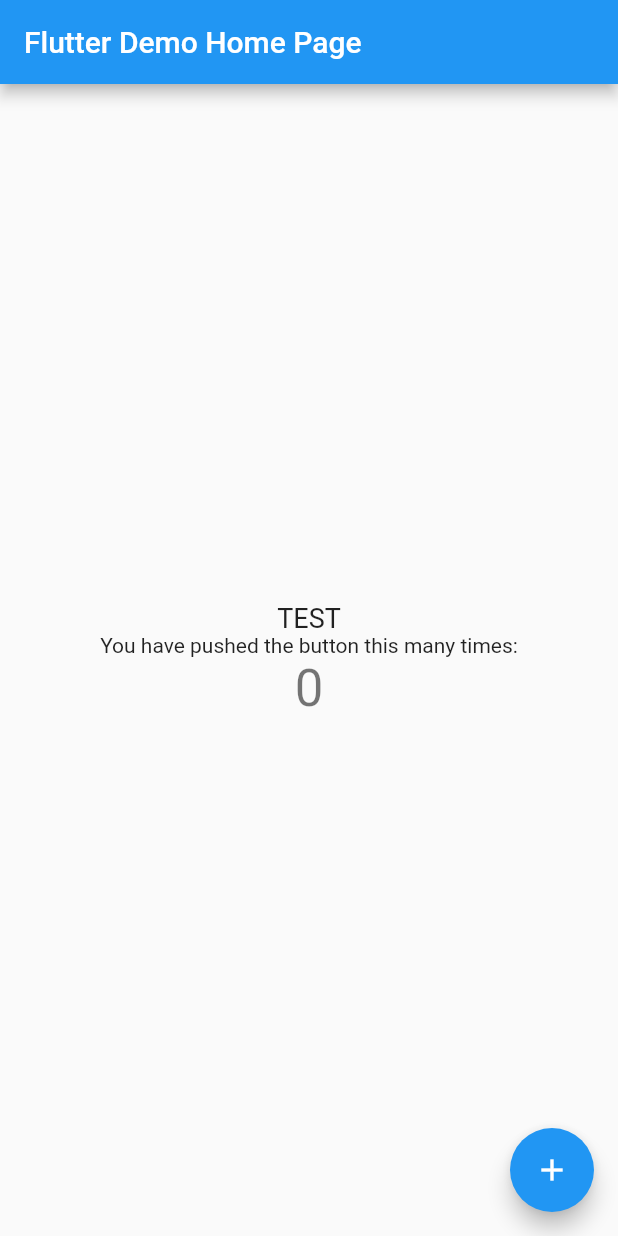
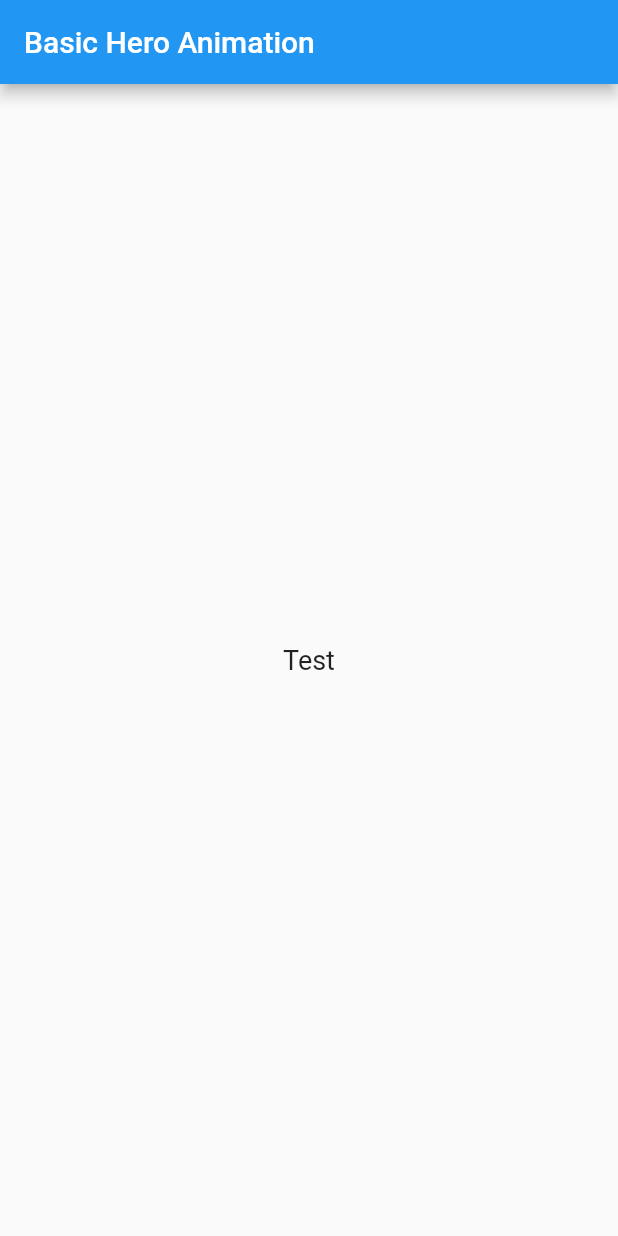
Before and after one commit to Shawnlu25/journal, a Flutter app: the screen it shows after launch, on a phone screen of 412 x 824 dp. Run offline on Flutter 3.47's test engine with Material 2 defaults, Android fonts, the phone set to English and light mode, and no system bars; our stand-ins replace flutter_redux, redux.

```diff
--- a/lib/main.dart
+++ b/lib/main.dart
@@ -1,7 +1,14 @@
 import 'package:flutter/material.dart';
+import 'package:flutter/services.dart';
 import 'package:flutter_redux/flutter_redux.dart';
 
-void main() => runApp(MyApp());
+void main(){
+  SystemChrome.setSystemUIOverlayStyle(SystemUiOverlayStyle(
+    systemNavigationBarColor: Colors.white,
+    systemNavigationBarIconBrightness: Brightness.dark,
+  ));
+  runApp(MyApp());
+}
 
 class MyApp extends StatelessWidget {
   // This widget is the root of your application.
@@ -45,18 +52,6 @@ class MyHomePage extends StatefulWidget {
 }
 
 class _MyHomePageState extends State<MyHomePage> {
-  int _counter = 0;
-
-  void _incrementCounter() {
-    setState(() {
-      // This call to setState tells the Flutter framework that something has
-      // changed in this State, which causes it to rerun the build method below
-      // so that the display can reflect the updated values. If we changed
-      // _counter without calling setState(), then the build method would not be
-      // called again, and so nothing would appear to happen.
-      _counter++;
-    });
-  }
 
   @override
   Widget build(BuildContext context) {
@@ -66,53 +61,77 @@ class _MyHomePageState extends State<MyHomePage> {
     // The Flutter framework has been optimized to make rerunning build methods
     // fast, so that you can just rebuild anything that needs updating rather
     // than having to individually change instances of widgets.
-    return Scaffold(
-      appBar: AppBar(
-        // Here we take the value from the MyHomePage object that was created by
-        // the App.build method, and use it to set our appbar title.
-        title: Text(widget.title),
-      ),
-      body: Center(
-        // Center is a layout widget. It takes a single child and positions it
-        // in the middle of the parent.
-        child: Column(
-          // Column is also layout widget. It takes a list of children and
-          // arranges them vertically. By default, it sizes itself to fit its
-          // children horizontally, and tries to be as tall as its parent.
-          //
-          // Invoke "debug painting" (press "p" in the console, choose the
-          // "Toggle Debug Paint" action from the Flutter Inspector in Android
-          // Studio, or the "Toggle Debug Paint" command in Visual Studio Code)
-          // to see the wireframe for each widget.
-          //
-          // Column has various properties to control how it sizes itself and
-          // how it positions its children. Here we use mainAxisAlignment to
-          // center the children vertically; the main axis here is the vertical
-          // axis because Columns are vertical (the cross axis would be
-          // horizontal).
-          mainAxisAlignment: MainAxisAlignment.center,
-          children: <Widget>[
-            Container(
-              child: Text(
-                "TEST",
-                style: TextStyle(fontSize: 18),
-              ),
+    return MaterialApp(home: HeroAnimation());
+  }
+}
+
+class TextHero extends StatelessWidget {
+  final String text;
+  final VoidCallback onTap;
+  final double fontSize;
+  final String id;
+
+  const TextHero({ Key key, this.id, this.text, this.onTap, this.fontSize }) : super(key: key);
+
+  Widget build(BuildContext context) {
+    return Container(
+      child: Hero(
+        tag: id,
+        child: Material(
+          color: Colors.transparent,
+          child: InkWell(
+            onTap: onTap,
+            child: Text(
+              text,
+              style: TextStyle(fontSize: fontSize),
             ),
-            Text(
-              'You have pushed the button this many times:',
-            ),
-            Text(
-              '$_counter',
-              style: Theme.of(context).textTheme.display1,
-            ),
-          ],
+          ),
         ),
-      ),
-      floatingActionButton: FloatingActionButton(
-        onPressed: _incrementCounter,
-        tooltip: 'Increment',
-        child: Icon(Icons.add),
-      ), // This trailing comma makes auto-formatting nicer for build methods.
+      )
     );
   }
 }
+
+class HeroAnimation extends StatelessWidget {
+  Widget build(BuildContext context) {
+    //timeDilation = 5.0; // 1.0 means normal animation speed.
+
+    return Scaffold(
+      appBar: AppBar(
+        title: const Text('Basic Hero Animation'),
+      ),
+      body: Center(
+        child: TextHero(
+          id: "test id",
+          text: 'Test',
+          fontSize: 18,
+          onTap: () {
+            Navigator.of(context).push(MaterialPageRoute<void>(
+                builder: (BuildContext context) {
+                  return Scaffold(
+                    appBar: AppBar(
+                      title: const Text('Test'),
+                    ),
+                    body: Container(
+                      // The blue background emphasizes that it's a new route.
+                      color: Colors.lightBlueAccent,
+                      padding: const EdgeInsets.all(16.0),
+                      alignment: Alignment.topLeft,
+                      child: TextHero(
+                        id: "test id",
+                        text: 'Test...',
+                        fontSize: 30,
+                        onTap: () {
+                          Navigator.of(context).pop();
+                        },
+                      ),
+                    ),
+                  );
+                }
+            ));
+          },
+        ),
+      ),
+    );
+  }
+}
```
Also changed, not shown: pubspec.lock.
